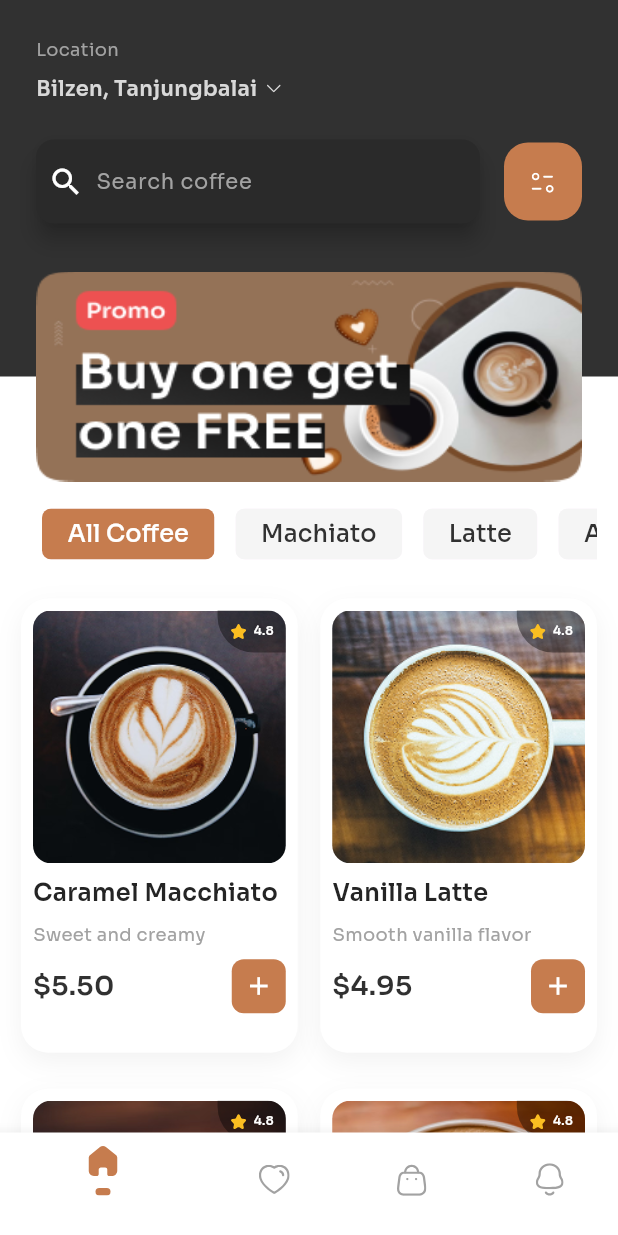
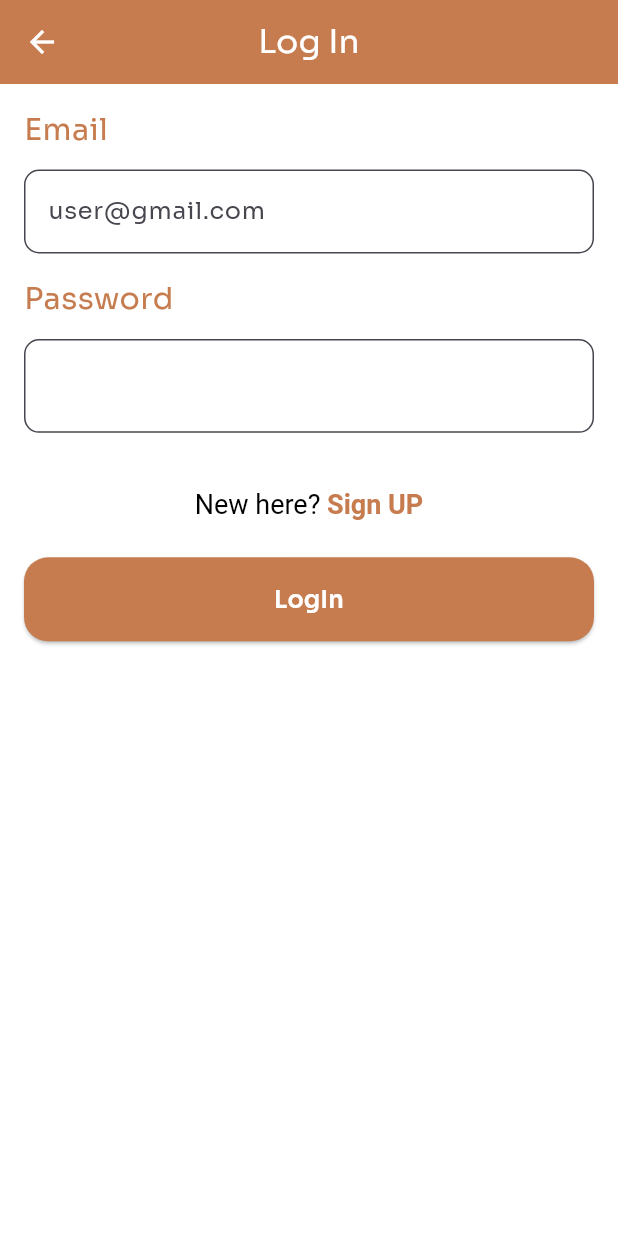
Before and after one commit to ftoome545/coffee_time_app, a Flutter app: the screen it shows after launch, after a tap on "Get Started", on a phone screen of 412 x 824 dp. Run offline on Flutter 3.47's test engine with Material 3 defaults, Android fonts, the phone set to English and light mode, and no system bars; our stand-ins replace flutter_map, flutter_svg, latlong2; project files that could hold a hidden picture were left out.

Commit message:
Finishing the UI of auth and creating the dummy_coffe_products

```diff
--- /dev/null
+++ b/lib/features/auth/presentation/view/login_page.dart
@@ -0,0 +1,109 @@
+import 'package:flutter/material.dart';
+
+import '../../../../shared/custom_button.dart';
+import '../../../../shared/custom_password_field.dart';
+import '../../../../shared/custom_text_form_field.dart';
+import '../widgets/already_member_or_create_account.dart';
+import 'sign_up_page.dart';
+
+class LogInPage extends StatefulWidget {
+  static const String screenRoute = '/logInPage';
+  const LogInPage({super.key});
+
+  @override
+  State<LogInPage> createState() => _LogInPageState();
+}
+
+class _LogInPageState extends State<LogInPage> {
+  String email = '';
+  String password = '';
+
+  final GlobalKey<FormState> _formKey = GlobalKey();
+  AutovalidateMode autovalidateMode = AutovalidateMode.disabled;
+
+  @override
+  Widget build(BuildContext context) {
+    return Scaffold(
+      backgroundColor: Colors.white,
+      appBar: AppBar(
+        backgroundColor: Color(0xffC67C4E),
+        title: const Text('Log In', style: TextStyle(color: Colors.white)),
+        iconTheme: const IconThemeData(color: Colors.white),
+        centerTitle: true,
+      ),
+      body: SingleChildScrollView(
+        child: Padding(
+          padding: const EdgeInsets.symmetric(horizontal: 16, vertical: 16),
+          child: Form(
+            key: _formKey,
+            autovalidateMode: autovalidateMode,
+            child: Column(
+              crossAxisAlignment: CrossAxisAlignment.start,
+              children: [
+                Text(
+                  'Email',
+                  style: TextStyle(color: Color(0xffC67C4E), fontSize: 20),
+                ),
+                const SizedBox(
+                  height: 12,
+                ),
+                CustomTextFormField(
+                    onSaved: (value) {
+                      email = value!;
+                    },
+                    hintText: 'user@gmail.com',
+                    keyboardType: TextInputType.emailAddress),
+                const SizedBox(
+                  height: 16,
+                ),
+                Text(
+                  'Password',
+                  style: TextStyle(color: Color(0xffC67C4E), fontSize: 20),
+                ),
+                const SizedBox(
+                  height: 12,
+                ),
+                CustomPasswordField(onSaved: (value) {
+                  password = value!;
+                }),
+                const SizedBox(
+                  height: 12,
+                ),
+                // Text(
+                //   "Invalid email or password",
+                //   style: const TextStyle(color: Colors.red, fontSize: 16),
+                // ),
+                const SizedBox(
+                  height: 25,
+                ),
+                AlreadyMemberOrCreateAccount(
+                  title: 'New here? ',
+                  subTitle: 'Sign UP',
+                  onTap: () {
+                    // Navigator.pushNamed(context, SignUpPage.screenRoute);
+                    Navigator.of(context).push(MaterialPageRoute(
+                      builder: (context) => const SignUpPage(),
+                    ));
+                  },
+                ),
+                const SizedBox(
+                  height: 25,
+                ),
+                CustomButton(
+                  text: 'LogIn',
+                  onPressed: () async {
+                    if (_formKey.currentState!.validate()) {
+                      _formKey.currentState!.save();
+                    } else {
+                      autovalidateMode = AutovalidateMode.always;
+                    }
+                  },
+                )
+              ],
+            ),
+          ),
+        ),
+      ),
+    );
+  }
+}
--- /dev/null
+++ b/lib/features/auth/presentation/widgets/already_member_or_create_account.dart
@@ -0,0 +1,38 @@
+import 'package:flutter/gestures.dart';
+import 'package:flutter/material.dart';
+
+class AlreadyMemberOrCreateAccount extends StatelessWidget {
+  const AlreadyMemberOrCreateAccount({
+    super.key,
+    required this.title,
+    required this.subTitle,
+    required this.onTap,
+  });
+  final String title;
+  final String subTitle;
+  final void Function()? onTap;
+
+  @override
+  Widget build(BuildContext context) {
+    return Align(
+      alignment: Alignment.center,
+      child: RichText(
+        text: TextSpan(
+            text: title,
+            style: TextStyle(
+              fontSize: 18.0,
+              color: Colors.black,
+            ),
+            children: [
+              TextSpan(
+                  text: subTitle,
+                  style: TextStyle(
+                      fontSize: 18,
+                      color: Color(0xffC67C4E),
+                      fontWeight: FontWeight.bold),
+                  recognizer: TapGestureRecognizer()..onTap = onTap),
+            ]),
+      ),
+    );
+  }
+}
--- a/lib/features/home/presentation/widgets/coffee_product_card.dart
+++ b/lib/features/home/presentation/widgets/coffee_product_card.dart
@@ -1,12 +1,12 @@
 import 'package:flutter/material.dart';
 import 'package:flutter_svg/svg.dart';
+import '../../../../core/entities/product_entity.dart';
 import '../../../../core/utils/app_images.dart';
-import 'home_view_body.dart';
 
 class CoffeeProductCard extends StatelessWidget {
   const CoffeeProductCard({super.key, required this.product});
 
-  final CoffeeProduct product;
+  final CoffeeProductEntity product;
 
   @override
   Widget build(BuildContext context) {
--- a/lib/features/home/presentation/widgets/coffee_product_details.dart
+++ b/lib/features/home/presentation/widgets/coffee_product_details.dart
@@ -1,14 +1,14 @@
 import 'package:flutter/material.dart';
+import '../../../../core/entities/product_entity.dart';
 import 'coffee_detail_description.dart';
 import 'coffee_price_and_buy_button.dart';
 import 'coffee_size.dart';
 import 'custom_appbar.dart';
 import 'detail_coffee_name_icons.dart';
-import 'home_view_body.dart';
 
 class CoffeeProductDetails extends StatefulWidget {
   const CoffeeProductDetails({super.key, required this.product});
-  final CoffeeProduct product;
+  final CoffeeProductEntity product;
 
   @override
   State<CoffeeProductDetails> createState() => _CoffeeProductDetailsState();
@@ -60,7 +60,7 @@ class _CoffeeProductDetailsState extends State<CoffeeProductDetails> {
               const SizedBox(height: 24),
               const CoffeeSize(),
               const SizedBox(height: 40),
-              CoffePriceAndBuyButton(),
+              CoffePriceAndBuyButton(product: widget.product),
               const SizedBox(height: 24)
             ],
           ),
--- a/lib/features/home/presentation/widgets/detail_coffee_name_icons.dart
+++ b/lib/features/home/presentation/widgets/detail_coffee_name_icons.dart
@@ -1,8 +1,8 @@
 import 'package:flutter/material.dart';
 import 'package:flutter_svg/flutter_svg.dart';
 
+import '../../../../core/entities/product_entity.dart';
 import '../../../../core/utils/app_images.dart';
-import 'home_view_body.dart';
 
 class CoffeeFeaturesIcons extends StatelessWidget {
   const CoffeeFeaturesIcons({
@@ -62,7 +62,7 @@ class NameTypeRating extends StatelessWidget {
     required this.product,
   });
 
-  final CoffeeProduct product;
+  final CoffeeProductEntity product;
 
   @override
   Widget build(BuildContext context) {
--- a/lib/features/home/presentation/widgets/home_view_body.dart
+++ b/lib/features/home/presentation/widgets/home_view_body.dart
@@ -3,23 +3,25 @@ import 'package:coffee_time/features/home/presentation/widgets/coffee_product_ca
 import 'package:coffee_time/features/home/presentation/widgets/search_bar_and_banner.dart';
 import 'package:flutter/material.dart';
 
+import '../../../../core/entities/product_entity.dart';
+import '../../../../core/helper_functions.dart/get_dummy_coffee_products.dart';
 import 'coffee_product_details.dart';
 
-class CoffeeProduct {
-  final String name;
-  final String category;
-  final String subtitle;
-  final double price;
-  final String imagePath;
+// class CoffeeProduct {
+//   final String name;
+//   final String category;
+//   final String subtitle;
+//   final double price;
+//   final String imagePath;
 
-  const CoffeeProduct({
-    required this.name,
-    required this.category,
-    required this.subtitle,
-    required this.price,
-    required this.imagePath,
-  });
-}
+//   const CoffeeProduct({
+//     required this.name,
+//     required this.category,
+//     required this.subtitle,
+//     required this.price,
+//     required this.imagePath,
+//   });
+// }
 
 class HomeViewBody extends StatefulWidget {
   const HomeViewBody({super.key});
@@ -37,57 +39,57 @@ class _HomeViewBodyState extends State<HomeViewBody> {
     'Americano',
   ];
 
-  final List<CoffeeProduct> products = const [
-    CoffeeProduct(
-      name: 'Caramel Macchiato',
-      category: 'Machiato',
-      subtitle: 'Sweet and creamy',
-      price: 5.50,
-      imagePath: 'assets/images/caffe_mocha.png',
-    ),
-    CoffeeProduct(
-      name: 'Vanilla Latte',
-      category: 'Latte',
-      subtitle: 'Smooth vanilla flavor',
-      price: 4.95,
-      imagePath: Assets.imagesFlatWhite,
-    ),
-    CoffeeProduct(
-      name: 'Classic Americano',
-      category: 'Americano',
-      subtitle: 'Bold and strong',
-      price: 3.75,
-      imagePath: Assets.imagesCaffePanna,
-    ),
-    CoffeeProduct(
-      name: 'Hazelnut Latte',
-      category: 'Latte',
-      subtitle: 'Nutty and warm',
-      price: 5.20,
-      imagePath: Assets.imagesMochaFusi,
-    ),
-    CoffeeProduct(
-      name: 'Iced Americano',
-      category: 'Americano',
-      subtitle: 'Refreshing cold brew',
-      price: 4.20,
-      imagePath: Assets.imagesCaffeMocha,
-    ),
-    CoffeeProduct(
-      name: 'Espresso Machiato',
-      category: 'Machiato',
-      subtitle: 'Rich espresso shot',
-      price: 4.30,
-      imagePath: Assets.imagesFlatWhite,
-    ),
-  ];
+  // final List<CoffeeProduct> products = const [
+  //   CoffeeProduct(
+  //     name: 'Caramel Macchiato',
+  //     category: 'Machiato',
+  //     subtitle: 'Sweet and creamy',
+  //     price: 5.50,
+  //     imagePath: 'assets/images/caffe_mocha.png',
+  //   ),
+  //   CoffeeProduct(
+  //     name: 'Vanilla Latte',
+  //     category: 'Latte',
+  //     subtitle: 'Smooth vanilla flavor',
+  //     price: 4.95,
+  //     imagePath: Assets.imagesFlatWhite,
+  //   ),
+  //   CoffeeProduct(
+  //     name: 'Classic Americano',
+  //     category: 'Americano',
+  //     subtitle: 'Bold and strong',
+  //     price: 3.75,
+  //     imagePath: Assets.imagesCaffePanna,
+  //   ),
+  //   CoffeeProduct(
+  //     name: 'Hazelnut Latte',
+  //     category: 'Latte',
+  //     subtitle: 'Nutty and warm',
+  //     price: 5.20,
+  //     imagePath: Assets.imagesMochaFusi,
+  //   ),
+  //   CoffeeProduct(
+  //     name: 'Iced Americano',
+  //     category: 'Americano',
+  //     subtitle: 'Refreshing cold brew',
+  //     price: 4.20,
+  //     imagePath: Assets.imagesCaffeMocha,
+  //   ),
+  //   CoffeeProduct(
+  //     name: 'Espresso Machiato',
+  //     category: 'Machiato',
+  //     subtitle: 'Rich espresso shot',
+  //     price: 4.30,
+  //     imagePath: Assets.imagesFlatWhite,
+  //   ),
+  // ];
 
-  List<CoffeeProduct> get filteredProducts {
+  List<CoffeeProductEntity> get filteredProducts {
     if (_selectedCoffeeIndex == 0) {
-      return products;
+      return getDummyCoffeeProducts();
     }
     final selectedCategory = items[_selectedCoffeeIndex];
-    return products
+    return getDummyCoffeeProducts()
         .where((product) => product.category == selectedCategory)
         .toList();
   }
--- a/lib/features/order/presentation/widgets/payment_summary_section.dart
+++ b/lib/features/order/presentation/widgets/payment_summary_section.dart
@@ -3,7 +3,10 @@ import 'package:flutter/material.dart';
 class PaymentSummarySection extends StatelessWidget {
   const PaymentSummarySection({
     super.key,
+    required this.price,
   });
+
+  final double price;
 
   @override
   Widget build(BuildContext context) {
@@ -35,7 +38,7 @@ class PaymentSummarySection extends StatelessWidget {
             ),
             Spacer(),
             Text(
-              '\$ 4.53',
+              '\$ ${price.toStringAsFixed(2)}',
               textAlign: TextAlign.right,
               style: TextStyle(
                 color: const Color(0xFF242424),
--- a/lib/onboarding_view.dart
+++ b/lib/onboarding_view.dart
@@ -1,3 +1,4 @@
+import 'package:coffee_time/features/auth/presentation/view/login_page.dart';
 import 'package:coffee_time/navigator_screen.dart';
 import 'package:flutter/material.dart';
 
@@ -74,7 +75,7 @@ class OnboardingView extends StatelessWidget {
                     onPressed: () {
                       Navigator.of(context).push(
                         MaterialPageRoute(
-                            builder: (context) => const NavigatorScreen()),
+                            builder: (context) => const LogInPage()),
                       );
                     },
                   ),
--- /dev/null
+++ b/lib/shared/custom_password_field.dart
@@ -0,0 +1,65 @@
+import 'package:flutter/material.dart';
+
+class CustomPasswordField extends StatefulWidget {
+  const CustomPasswordField({
+    super.key,
+    required this.onSaved,
+  });
+  final void Function(String?)? onSaved;
+
+  @override
+  State<CustomPasswordField> createState() => _CustomPasswordFieldState();
+}
+
+class _CustomPasswordFieldState extends State<CustomPasswordField> {
+  bool _isHidden = true;
+
+  void _togglePasswordView() {
+    setState(() {
+      _isHidden = !_isHidden;
+    });
+  }
+
+  @override
+  Widget build(BuildContext context) {
+    return TextFormField(
+      textInputAction: TextInputAction.done,
+      validator: (value) {
+        if (value == null || value.isEmpty) {
+          return 'This field is required';
+        } else {
+          return null;
+        }
+      },
+      onSaved: widget.onSaved,
+      obscureText: _isHidden,
+      keyboardType: TextInputType.visiblePassword,
+      decoration: InputDecoration(
+        suffix: GestureDetector(
+          onTap: () {
+            _togglePasswordView();
+          },
+          child: Icon(
+            _isHidden ? Icons.visibility : Icons.visibility_off,
+            color: const Color(0xffC67C4E),
+          ),
+        ),
+        filled: true,
+        fillColor: Colors.white,
+        border: OutlineInputBorder(
+            borderRadius: BorderRadius.circular(10),
+            borderSide: const BorderSide(
+              color: Color(0xffC67C4E),
+              width: 4,
+            )),
+        focusedBorder: const OutlineInputBorder(
+          borderRadius: BorderRadius.all(Radius.circular(10)),
+          borderSide: BorderSide(
+            color: Color(0xffC67C4E),
+            width: 4,
+          ),
+        ),
+      ),
+    );
+  }
+}
--- /dev/null
+++ b/lib/shared/custom_text_form_field.dart
@@ -0,0 +1,50 @@
+import 'package:flutter/material.dart';
+
+class CustomTextFormField extends StatelessWidget {
+  const CustomTextFormField({
+    super.key,
+    required this.onSaved,
+    required this.hintText,
+    required this.keyboardType,
+  });
+
+  final void Function(String?)? onSaved;
+  final String? hintText;
+  final TextInputType? keyboardType;
+
+  @override
+  Widget build(BuildContext context) {
+    return TextFormField(
+      textInputAction: TextInputAction.next,
+      validator: (value) {
+        if (value == null || value.isEmpty) {
+          return 'This field is required';
+        } else {
+          return null;
+        }
+      },
+      onSaved: onSaved,
+      obscureText: false,
+      keyboardType: keyboardType,
+      decoration: InputDecoration(
+        filled: true,
+        fillColor: Colors.white,
+        border: OutlineInputBorder(
+          borderRadius: BorderRadius.circular(10),
+          borderSide: const BorderSide(
+            color: Color(0xffC67C4E),
+            width: 4,
+          ),
+        ),
+        focusedBorder: const OutlineInputBorder(
+          borderRadius: BorderRadius.all(Radius.circular(10)),
+          borderSide: BorderSide(
+            color: Color(0xffC67C4E),
+            width: 4,
+          ),
+        ),
+        hintText: hintText,
+      ),
+    );
+  }
+}
```
Also changed, not shown: lib/core/entities/product_entity.dart (added, +17 -0 lines), lib/core/helper_functions.dart/get_dummy_coffee_products.dart (added, +67 -0 lines), lib/features/auth/presentation/view/sign_up_page.dart (added, +129 -0 lines), lib/features/home/presentation/widgets/coffee_price_and_buy_button.dart (+7 -3 lines), lib/features/order/presentation/view/order_view.dart (+6 -2 lines), lib/features/order/presentation/widgets/order_section.dart (+14 -9 lines), lib/features/order/presentation/widgets/order_view_body.dart (+5 -4 lines), lib/shared/build_message_bar.dart (added, +9 -0 lines).
